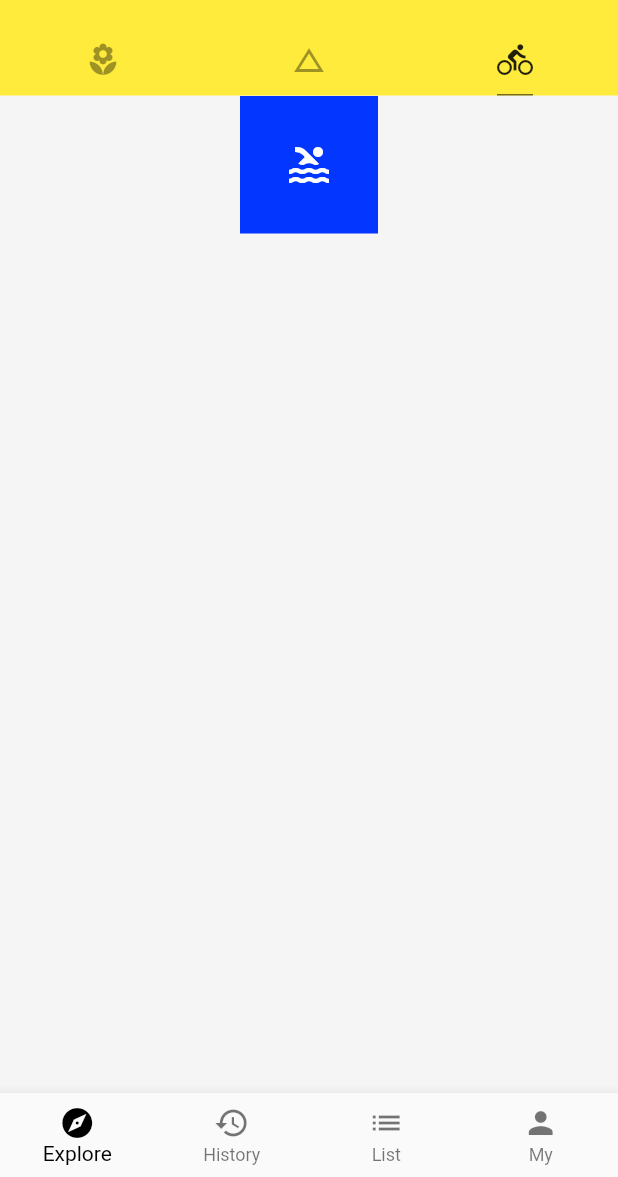
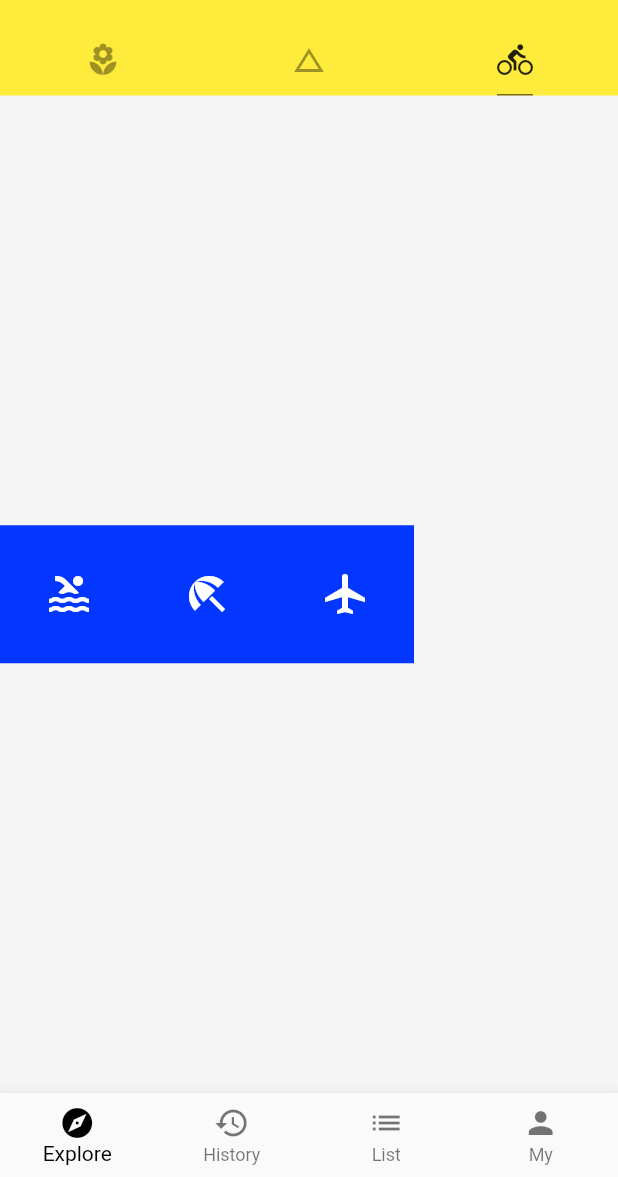
Before and after one commit to imcks/shan_flutter, a Flutter app: the screen it shows after launch, tab 3 chosen, on a phone screen of 412 x 824 dp, the part 59-1236 px from its top. Run offline on Flutter 3.47's test engine with Material 2 defaults, Android fonts, the phone set to English and light mode, and no system bars; network calls fail.

Commit message:
图标水平排列

```diff
--- a/lib/demo/layout_demo.dart
+++ b/lib/demo/layout_demo.dart
@@ -3,10 +3,14 @@ import 'package:flutter/material.dart';
 class LayoutDemo extends StatelessWidget {
   @override
   Widget build(BuildContext context) {
-    return Column(
-      children: <Widget>[
-        IconBadge(Icons.pool),
-      ],
+    return Container(
+      child: Row(
+        children: <Widget>[
+          IconBadge(Icons.pool),
+          IconBadge(Icons.beach_access),
+          IconBadge(Icons.airplanemode_active),
+        ],
+      ),
     );
   }
 }
@@ -15,18 +19,15 @@ class IconBadge extends StatelessWidget {
   final IconData icon;
   final double size;
 
-  IconBadge(this.icon, {
-    this.size = 32.0
-  });
+  IconBadge(this.icon, {this.size = 32.0});
 
   @override
   Widget build(BuildContext context) {
     return Container(
-      child: Icon(icon,size: size,color: Colors.white),
+      child: Icon(icon, size: size, color: Colors.white),
       width: size + 60,
       height: size + 60,
       color: Color.fromRGBO(3, 54, 255, 1.0),
     );
   }
-
 }
```
